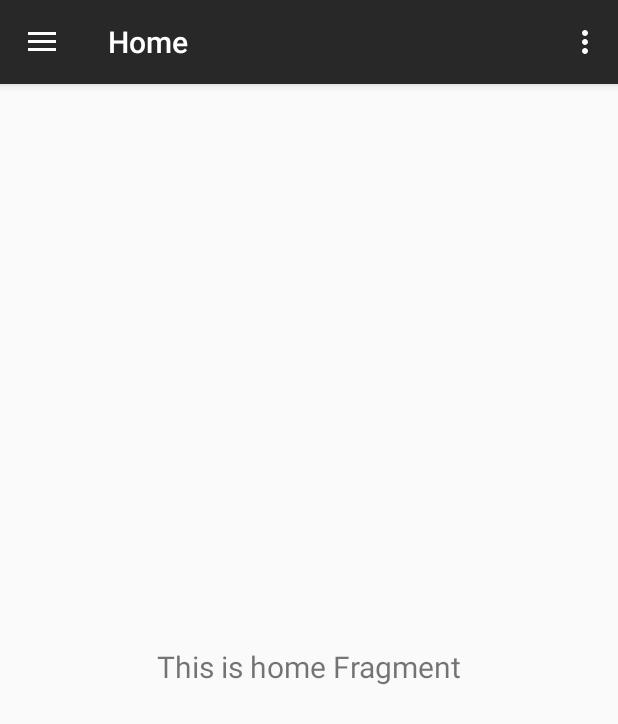
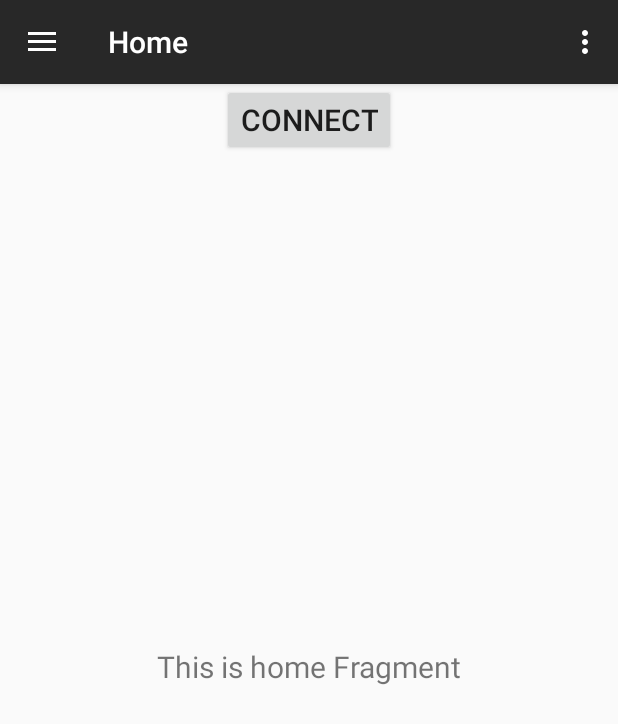
Before and after one commit to liuyal/Tiny_GPS_Logger, an Android app: the screen it shows after launch (MainActivity), on a phone screen of 412 x 824 dp. Shown: the top 724 px of the screen. Run offline under Robolectric (Android 15) with nearby library versions, the phone set to English and light mode, and no system bars; our stand-ins replace navigation-ui; libraries missing offline, so code that uses them is left out: maes.tech.intentanim.

Commit message:
updated readme3

```diff
--- a/GPS/app/src/main/res/layout/content_main.xml
+++ b/GPS/app/src/main/res/layout/content_main.xml
@@ -17,4 +17,5 @@
         app:layout_constraintRight_toRightOf="parent"
         app:layout_constraintTop_toTopOf="parent"
         app:navGraph="@navigation/mobile_navigation" />
+
 </androidx.constraintlayout.widget.ConstraintLayout>
--- a/GPS/app/src/main/res/layout/fragment_home.xml
+++ b/GPS/app/src/main/res/layout/fragment_home.xml
@@ -20,4 +20,15 @@
         app:layout_constraintEnd_toEndOf="parent"
         app:layout_constraintStart_toStartOf="parent"
         app:layout_constraintTop_toTopOf="parent" />
+
+    <Button
+        android:id="@+id/test_button"
+        android:layout_width="wrap_content"
+        android:layout_height="wrap_content"
+        android:text="@string/connect_btn_label"
+        android:textAlignment="center"
+        android:textSize="20sp"
+        app:layout_constraintEnd_toEndOf="parent"
+        app:layout_constraintStart_toStartOf="parent"/>
+
 </androidx.constraintlayout.widget.ConstraintLayout>
```
Also changed, not shown: GPS/app/src/main/java/com/example/gps/MainActivity.kt (+1 -10 lines), GPS/app/src/main/java/com/example/gps/objects/bleDevice.kt (+1 -17 lines), GPS/app/src/main/java/com/example/gps/ui/home/HomeFragment.kt (+20 -3 lines), 1 other file.
